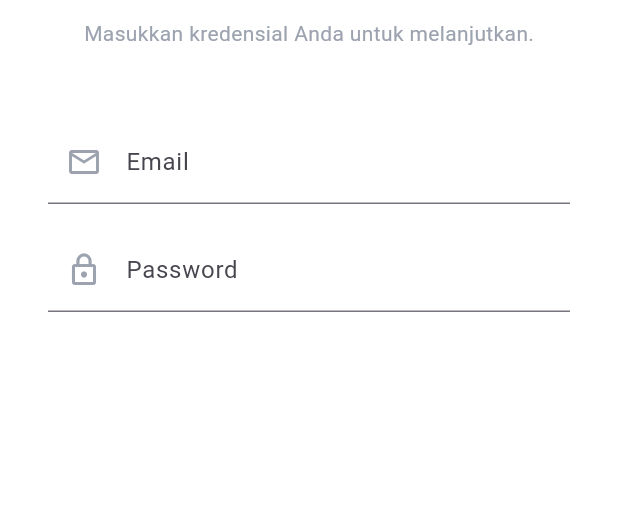
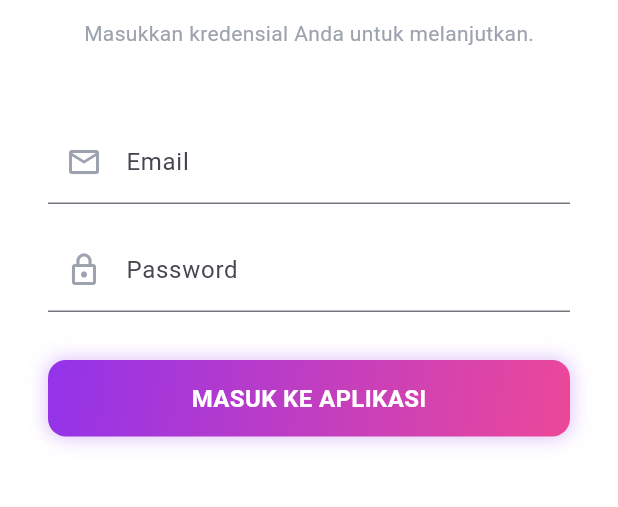
Before and after one commit to V1v4ldi/TA_PAM, a Flutter app: the Login screen opened directly, on a phone screen of 412 x 824 dp, the part 315-822 px from its top. Run offline on Flutter 3.47's test engine with Material 3 defaults, Android fonts, the phone set to English and light mode, and no system bars; our stand-ins replace flutter_dotenv, geolocator, hive_flutter, supabase_flutter; accounts and stored records are empty.

Commit message:
env added, login done, bookmark 75%

```diff
--- a/lib/core/provider.dart
+++ b/lib/core/provider.dart
@@ -1,9 +1,12 @@
 import 'package:provider/provider.dart';
 import 'package:provider/single_child_widget.dart';
+import 'package:tugas_akhir/data/repositories/auth_repositories.dart';
+import 'package:tugas_akhir/data/repositories/bookmark_repositories.dart';
 import 'package:tugas_akhir/data/repositories/game_repositories.dart';
 import 'package:tugas_akhir/data/repositories/player_repositories.dart';
 import 'package:tugas_akhir/data/repositories/standing_repositories.dart';
 import 'package:tugas_akhir/data/repositories/team_repositories.dart';
+import 'package:tugas_akhir/data/services/db_service.dart';
 import 'package:tugas_akhir/data/services/games_service.dart';
 import 'package:tugas_akhir/data/services/locator_service.dart';
 import 'package:tugas_akhir/data/services/players_service.dart';
@@ -21,14 +24,17 @@ List<SingleChildWidget> get appProviders => [
   Provider(create: (_) => TeamsService()),
   Provider(create: (_) => StandingsService()),
   Provider(create: (_) => LocationService()),
+  Provider(create: (_) => AuthService()),
 
   Provider(create: (context) => GameRepository(context.read<GameService>())),
   Provider(create: (context) => PlayerRepositories(context.read<PlayerService>())),
   Provider(create: (context) => TeamRepositories(context.read<TeamsService>())),
   Provider(create: (context) => StandingRepositories(context.read<StandingsService>())),
+  Provider(create: (context) => AuthRepositories(context.read<AuthService>())),
+  Provider(create: (context) => BookmarkRepositories(context.read<AuthService>())),
 
 
-  ChangeNotifierProvider(create: (_) => LoginViewModels()),
+  ChangeNotifierProvider(create: (context) => LoginViewModels(context.read<AuthRepositories>())),
   ChangeNotifierProvider(create: (context) => GamesViewModels(context.read<GameRepository>())),
   ChangeNotifierProvider(create: (context) => GameDetailViewModels(context.read<GameRepository>())),
   ChangeNotifierProvider(create: (context) => StandingsViewModels(context.read<StandingRepositories>())),
--- a/lib/views/login.dart
+++ b/lib/views/login.dart
@@ -1,9 +1,8 @@
+import 'package:tugas_akhir/core/theme.dart';
 import 'package:tugas_akhir/views/home.dart';
-import '../modelviews/login_view_models.dart';
-import '../core/theme.dart';
+import 'package:tugas_akhir/modelviews/login_view_models.dart';
 import 'package:provider/provider.dart';
 import 'package:flutter/material.dart';
-
 
 class Login extends StatelessWidget {
   const Login({super.key});
@@ -13,9 +12,10 @@ class Login extends StatelessWidget {
       SnackBar(
         content: Text(
           message,
-          style: Theme.of(
-            context,
-          ).textTheme.bodyMedium!.copyWith(color: AppColors.white),
+          style: Theme.of(context)
+              .textTheme
+              .bodyMedium!
+              .copyWith(color: AppColors.white),
         ),
         backgroundColor: isSuccess ? AppColors.green300 : AppColors.red300,
         duration: const Duration(seconds: 3),
@@ -25,107 +25,107 @@ class Login extends StatelessWidget {
 
   @override
   Widget build(BuildContext context) {
-    return Center(
+    return GestureDetector(
+      onTap: () => FocusScope.of(context).unfocus(),
+      child: Center(
         child: ConstrainedBox(
           constraints: const BoxConstraints(maxWidth: 480),
           child: Scaffold(
-          backgroundColor:
-              Colors.transparent, // Agar background gradient terlihat
+            resizeToAvoidBottomInset: true,
+            backgroundColor: Colors.transparent,
             body: Consumer<LoginViewModels>(
-            builder: (context, viewModel, child) {
+              builder: (context, viewModel, _) {
                 return SingleChildScrollView(
-                padding: const EdgeInsets.all(32.0), // Large gap: 32px
+                  padding: const EdgeInsets.all(32),
                   child: Column(
                     crossAxisAlignment: CrossAxisAlignment.center,
                     children: [
                       SizedBox(height: MediaQuery.of(context).padding.top + 50),
 
-                    // --- Header: Main Title (H1) ---
                       ShaderMask(
                         shaderCallback: (bounds) =>
-                          AppColors.titleShaderGradient.createShader(bounds),
+                            AppColors.titleShaderGradient
+                                .createShader(bounds),
                         child: Text(
                           'FOOTBALL HUB LOGIN',
-                        style: Theme.of(context).textTheme.displayLarge!
-                            .copyWith(
-                              color: AppColors.white, // Warna fallback
-                            ),
-                      ),
-                    ),
-                    const SizedBox(height: 12), // Small gap
-                    Text(
-                      'Masukkan kredensial Anda untuk melanjutkan.',
-                      style: Theme.of(context).textTheme.bodyMedium!.copyWith(
-                        color: AppColors.grey400,
+                          style: Theme.of(context)
+                              .textTheme
+                              .displayLarge!
+                              .copyWith(color: AppColors.white),
                         ),
                       ),
 
-                    const SizedBox(height: 48), // Gap yang cukup besar
-                    // --- Input Email ---
+                      const SizedBox(height: 12),
+                      Text(
+                        'Masukkan kredensial Anda untuk melanjutkan.',
+                        style: Theme.of(context)
+                            .textTheme
+                            .bodyMedium!
+                            .copyWith(color: AppColors.grey400),
+                      ),
+
+                      const SizedBox(height: 48),
+
                       TextField(
                         onChanged: viewModel.setEmail,
                         keyboardType: TextInputType.emailAddress,
                         style: const TextStyle(color: AppColors.white),
                         decoration: const InputDecoration(
                           labelText: 'Email',
-                        prefixIcon: Icon(
-                          Icons.email_outlined,
-                          color: AppColors.grey400,
-                        ),
+                          prefixIcon: Icon(Icons.email_outlined,
+                              color: AppColors.grey400),
                         ),
                       ),
 
-                    const SizedBox(height: 16), // Regular gap
-                    // --- Input Password ---
+                      const SizedBox(height: 16),
+
                       TextField(
                         onChanged: viewModel.setPass,
                         obscureText: true,
                         style: const TextStyle(color: AppColors.white),
                         decoration: const InputDecoration(
                           labelText: 'Password',
-                        prefixIcon: Icon(
-                          Icons.lock_outline,
-                          color: AppColors.grey400,
-                        ),
+                          prefixIcon: Icon(Icons.lock_outline,
+                              color: AppColors.grey400),
                         ),
                       ),
 
-                    const SizedBox(height: 32), // Large gap
-                    // --- Error Message ---
+                      const SizedBox(height: 32),
+
                       if (viewModel.errorMessage != null)
                         Padding(
-                        padding: const EdgeInsets.only(bottom: 16.0),
+                          padding: const EdgeInsets.only(bottom: 16),
                           child: Text(
                             viewModel.errorMessage!,
-                          style: Theme.of(context).textTheme.bodyMedium!
-                              .copyWith(color: AppColors.red300),
+                            style: TextStyle(color: AppColors.red300),
                             textAlign: TextAlign.center,
                           ),
                         ),
 
-                    // --- Login Button menggunakan component terpisah ---
-                    // GradientButton(
-                    //   // <-- PENGGUNAAN WIDGET YANG SUDAH DIPISAHKAN
-                    //   text: 'MASUK KE APLIKASI',
-                    //   isLoading: viewModel.isLoading,
-                    //   onPressed: () async {
-                    //     // Panggil ViewModel untuk logic login hardcoded
-                    //     bool success = await viewModel.login();
-                    //     if (success) {
-                    //       Navigator.of(context).pushReplacement(
-                    //         MaterialPageRoute(
-                    //           builder: (context) => const Home(),
-                    //         ),
-                    //       );
-                    //     } else if (viewModel.errorMessage != null) {
-                    //       _showFeedback(
-                    //         context,
-                    //         viewModel.errorMessage!,
-                    //         false,
-                    //       );
-                    //     }
-                    //   },
-                    // ),
+                      _GradientButton(
+                        text: "MASUK KE APLIKASI",
+                        isLoading: viewModel.isLoading,
+                        onPressed: () async {
+                          final success = await viewModel.login();
+
+                          if (success) {
+                            _showFeedback(context, "Login berhasil!", true);
+
+                            Future.delayed(
+                              const Duration(milliseconds: 600),
+                              () => Navigator.pushReplacement(
+                                context,
+                                MaterialPageRoute(
+                                  builder: (_) => const HomePage(),
+                                ),
+                              ),
+                            );
+                          } else {
+                            _showFeedback(context,
+                                viewModel.errorMessage ?? "Login gagal", false);
+                          }
+                        },
+                      ),
                     ],
                   ),
                 );
@@ -133,6 +133,59 @@ class Login extends StatelessWidget {
             ),
           ),
         ),
+      ),
     );
   }
 }
+
+/// ✅ Gradient button langsung embed di login.dart (tanpa file lain)
+class _GradientButton extends StatelessWidget {
+  final String text;
+  final bool isLoading;
+  final VoidCallback onPressed;
+
+  const _GradientButton({
+    required this.text,
+    required this.isLoading,
+    required this.onPressed,
+  });
+
+  @override
+  Widget build(BuildContext context) {
+    return GestureDetector(
+      onTap: isLoading ? null : onPressed,
+      child: Container(
+        width: double.infinity,
+        padding: const EdgeInsets.symmetric(vertical: 14),
+        decoration: BoxDecoration(
+          gradient: AppColors.purplePinkGradient,
+          borderRadius: BorderRadius.circular(12),
+          boxShadow: [
+            BoxShadow(
+              color: AppColors.shadowOpacity30,
+              blurRadius: 10,
+              spreadRadius: 1,
+            )
+          ],
+        ),
+        child: Center(
+          child: isLoading
+              ? const SizedBox(
+                  height: 20,
+                  width: 20,
+                  child: CircularProgressIndicator(
+                      color: AppColors.white, strokeWidth: 2),
+                )
+              : Text(
+                  text,
+                  style: const TextStyle(
+                    color: AppColors.white,
+                    fontWeight: FontWeight.bold,
+                    fontSize: 16,
+                  ),
+                ),
+        ),
+      ),
+    );
+  }
+}
--- a/pubspec.yaml
+++ b/pubspec.yaml
@@ -38,8 +38,10 @@ dependencies:
   http: ^1.5.0
   provider: ^6.1.5+1
   hive: ^2.2.3
+  hive_flutter: ^1.1.0
   supabase_flutter: ^2.10.3
   geolocator: ^14.0.2
+  google_maps_flutter: ^2.14.0
 
 dev_dependencies:
   flutter_test:
```
Also changed, not shown: lib/data/models/db_model.dart (added, +35 -0 lines), lib/data/repositories/auth_repositories.dart (added, +35 -0 lines), lib/data/repositories/bookmark_repositories.dart (added, +23 -0 lines), lib/data/services/db_service.dart (added, +23 -0 lines), lib/data/services/games_service.dart (+10 -9 lines), lib/data/services/players_service.dart (+10 -9 lines), lib/data/services/standings_service.dart (+7 -6 lines), lib/data/services/teams_service.dart (+13 -12 lines), lib/main.dart (+19 -4 lines), lib/modelviews/login_view_models.dart (+37 -34 lines), lib/data/services/user_service.dart (deleted), pubspec.lock, 1 other file. Lines whose indentation alone changed are shown as unchanged.
